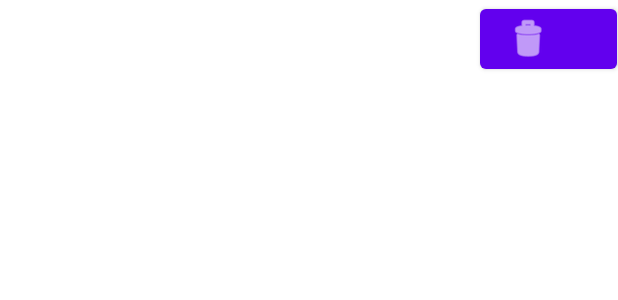
After one commit to cristinasevi/programacion-multimedia, an Android app: the layout todolist_item.xml on its own in the app's theme, with its tools: preview values and no code run, on a phone screen of 412 x 824 dp. The commit adds this screen. Shown: the top 300 px of the screen. Run offline under Robolectric (Android 15) with nearby library versions, the phone set to English and light mode, and no system bars.

Commit message:
Update ToDoList

```diff
--- a/ToDoList/app/build.gradle.kts
+++ b/ToDoList/app/build.gradle.kts
@@ -38,5 +38,6 @@ dependencies {
     implementation(libs.material)
     implementation(libs.activity)
     implementation(libs.constraintlayout)
-    implementation(libs.recyclerview)
+    implementation("androidx.room:room-runtime:2.8.2")
+    annotationProcessor("androidx.room:room-compiler:2.8.2")
 }
--- /dev/null
+++ b/ToDoList/app/src/main/java/programacion/multimedia/todolist/util/Constants.java
@@ -0,0 +1,6 @@
+package programacion.multimedia.todolist.util;
+
+public class Constants {
+
+    public static String DATABASE_NAME = "tasks";
+}
--- /dev/null
+++ b/ToDoList/app/src/main/res/layout/todolist_item.xml
@@ -0,0 +1,40 @@
+<?xml version="1.0" encoding="utf-8"?>
+<androidx.constraintlayout.widget.ConstraintLayout xmlns:android="http://schemas.android.com/apk/res/android"
+    xmlns:app="http://schemas.android.com/apk/res-auto"
+    xmlns:tools="http://schemas.android.com/tools"
+    android:layout_width="match_parent"
+    android:layout_height="wrap_content">
+
+    <LinearLayout
+        android:layout_width="match_parent"
+        android:layout_height="match_parent"
+        android:orientation="horizontal">
+
+        <LinearLayout
+            android:layout_width="wrap_content"
+            android:layout_height="match_parent"
+            android:layout_weight="9"
+            android:orientation="vertical">
+
+            <TextView
+                android:id="@+id/itemTaskName"
+                android:layout_width="match_parent"
+                android:layout_height="wrap_content" />
+
+            <TextView
+                android:id="@+id/itemTaskDescription"
+                android:layout_width="match_parent"
+                android:layout_height="wrap_content" />
+
+        </LinearLayout>
+
+        <Button
+            android:id="@+id/deleteItemTaskButton"
+            android:layout_width="wrap_content"
+            android:layout_height="wrap_content"
+            android:layout_weight="0.1"
+            android:gravity="center_vertical"
+            app:icon="@android:drawable/ic_menu_delete" />
+    </LinearLayout>
+
+</androidx.constraintlayout.widget.ConstraintLayout>
```
Also changed, not shown: ToDoList/app/src/main/java/programacion/multimedia/todolist/MainActivity.java (+34 -9 lines), ToDoList/app/src/main/java/programacion/multimedia/todolist/adapter/TaskAdapter.java (added, +74 -0 lines), ToDoList/app/src/main/java/programacion/multimedia/todolist/db/AppDatabase.java (added, +14 -0 lines), ToDoList/app/src/main/java/programacion/multimedia/todolist/db/DatabaseUtil.java (added, +14 -0 lines), ToDoList/app/src/main/java/programacion/multimedia/todolist/db/TaskDao.java (added, +32 -0 lines), ToDoList/app/src/main/java/programacion/multimedia/todolist/domain/Task.java (added, +51 -0 lines), ToDoList/app/src/main/res/layout/activity_main.xml (+4 -8 lines).
